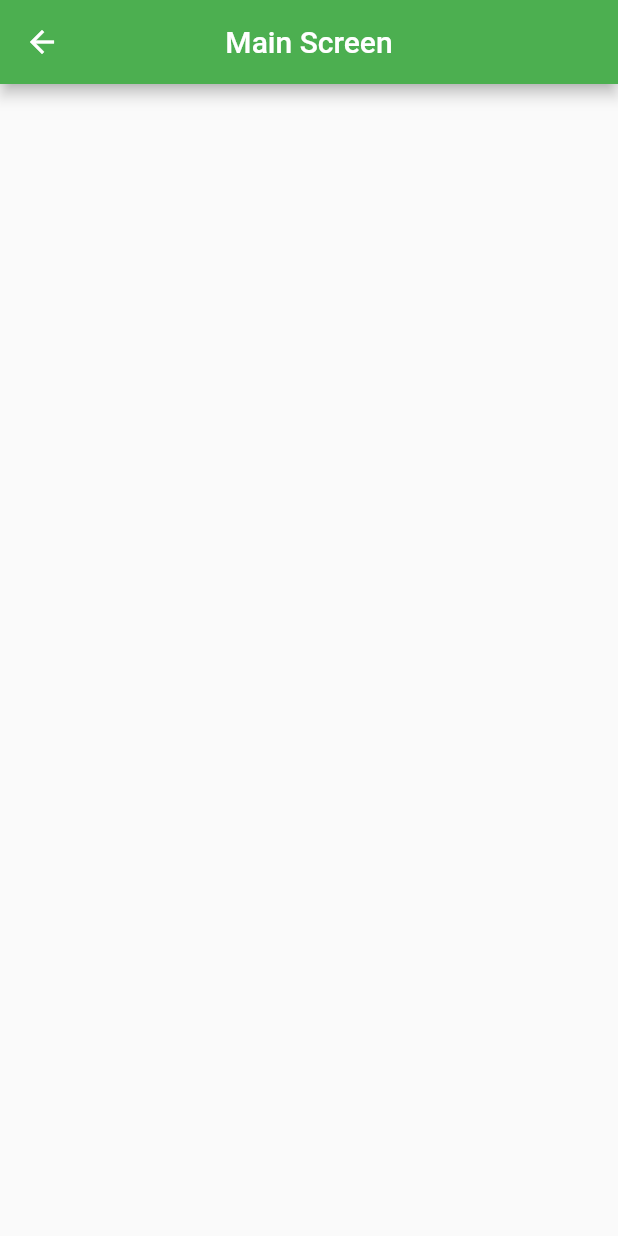
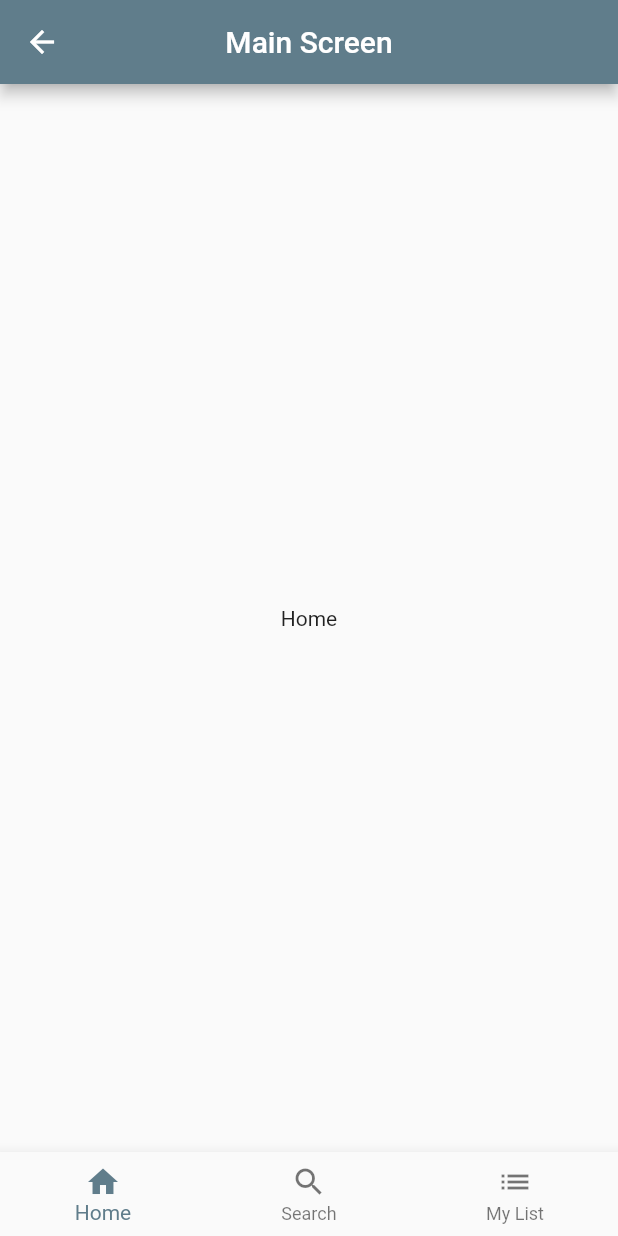
Before and after one commit to CrudeCod/vndb, a Flutter app: the MainScreenWidget screen opened by its route, on a phone screen of 412 x 824 dp. Run offline on Flutter 3.47's test engine with Material 2 defaults, Android fonts, the phone set to English and light mode, and no system bars.

```diff
--- a/analysis_options.yaml
+++ b/analysis_options.yaml
@@ -22,6 +22,8 @@ linter:
   # `// ignore_for_file: name_of_lint` syntax on the line or in the file
   # producing the lint.
   rules:
+    prefer_const_constructors : false
+    prefer_const_literals_to_create_immutables : false
     # avoid_print: false  # Uncomment to disable the `avoid_print` rule
     # prefer_single_quotes: true  # Uncomment to enable the `prefer_single_quotes` rule
 
--- a/lib/main.dart
+++ b/lib/main.dart
@@ -15,12 +15,12 @@ class MyApp extends StatelessWidget {
     return MaterialApp(
       title: 'Flutter Demo',
       theme: ThemeData(
-        primarySwatch: Colors.green,
+        primarySwatch: Colors.blueGrey,
       ),
       home: LoginWidget(),
       routes: {
-        '/auth' : (context) => LoginWidget(),
-        '/main_screen' : (context) => MainScreenWidget(),
+        '/auth': (context) => LoginWidget(),
+        '/main_screen': (context) => MainScreenWidget(),
       },
     );
   }
--- a/lib/widgets/main_screen/main_screen.dart
+++ b/lib/widgets/main_screen/main_screen.dart
@@ -1,7 +1,26 @@
 import 'package:flutter/material.dart';
+import 'package:vndb/widgets/vn_search/search_widget.dart';
 
-class MainScreenWidget extends StatelessWidget {
-  const MainScreenWidget({Key? key}) : super(key: key);
+class MainScreenWidget extends StatefulWidget {
+  MainScreenWidget({Key? key}) : super(key: key);
+
+  @override
+  State<MainScreenWidget> createState() => _MainScreenWidgetState();
+}
+
+class _MainScreenWidgetState extends State<MainScreenWidget> {
+  var _navBarIndex = 0;
+
+  void _onNavBarTap(int index) {
+    _navBarIndex = index;
+    setState(() {});
+  }
+
+  final List<Widget> widgetList = [
+    Text('Home'),
+    SearchWidget(),
+    Text('My List')
+  ];
 
   @override
   Widget build(BuildContext context) {
@@ -10,6 +29,29 @@ class MainScreenWidget extends StatelessWidget {
         title: Text('Main Screen'),
         centerTitle: true,
       ),
+      body: Center(
+        child: Container(
+          child: widgetList[_navBarIndex],
+        ),
+      ),
+      bottomNavigationBar: BottomNavigationBar(
+        items: [
+          BottomNavigationBarItem(
+            icon: Icon(Icons.home),
+            label: 'Home',
+          ),
+          BottomNavigationBarItem(
+            icon: Icon(Icons.search),
+            label: 'Search',
+          ),
+          BottomNavigationBarItem(
+            icon: Icon(Icons.list),
+            label: 'My List',
+          ),
+        ],
+        currentIndex: _navBarIndex,
+        onTap: _onNavBarTap,
+      ),
     );
   }
 }
```
Also changed, not shown: lib/widgets/vn_search/search_widget.dart (added, +21 -0 lines), lib/widgets/vn_search/vn_card_widget.dart (added, +10 -0 lines), 1 other file.
